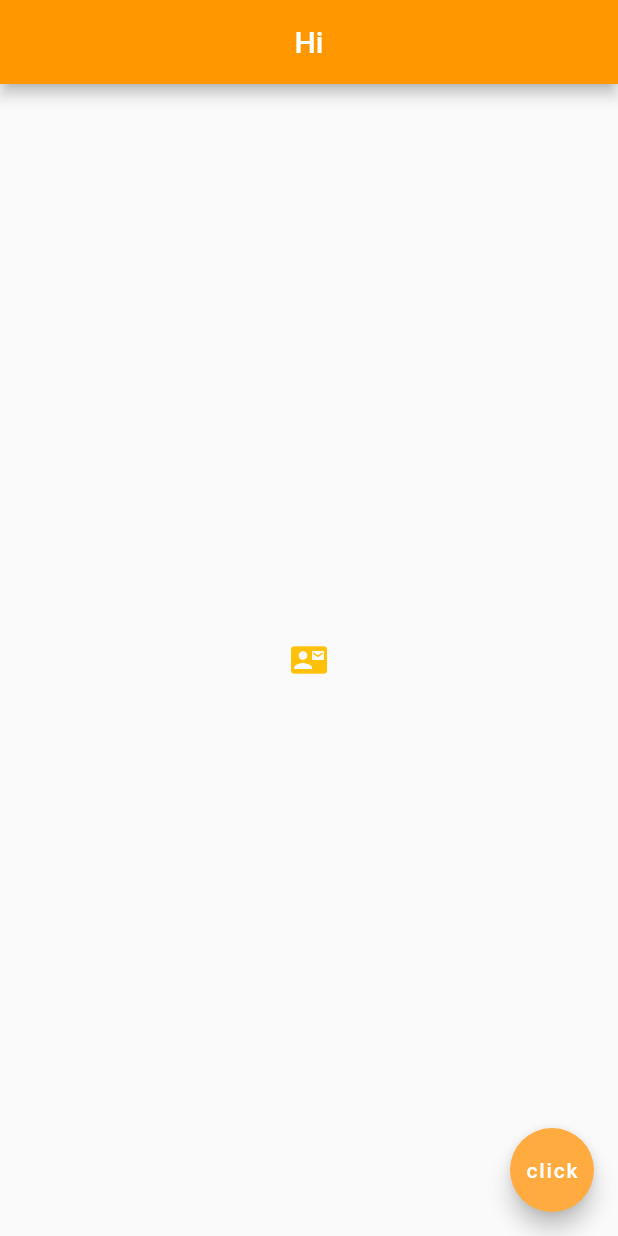
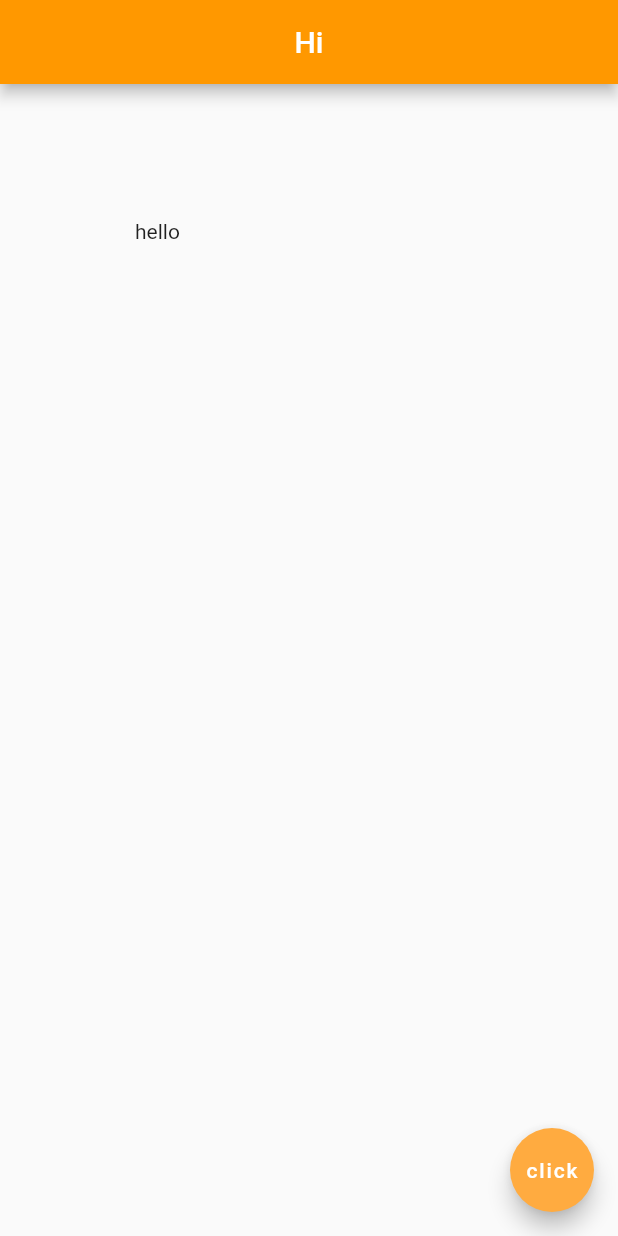
Before and after one commit to bql20000/flutter-course, a Flutter app: the screen it shows after launch, on a phone screen of 412 x 824 dp. Run offline on Flutter 3.47's test engine with Material 2 defaults, Android fonts, the phone set to English and light mode, and no system bars.

Commit message:
Layout, Container, Padding, Margin

```diff
--- a/lib/main.dart
+++ b/lib/main.dart
@@ -13,27 +13,16 @@ class Home extends StatelessWidget {
         centerTitle: true,
         backgroundColor: Colors.orange,
       ),
-      body: Center(
-          // child: Icon(
-          //   Icons.wb_sunny_rounded,
-          //   color: Colors.green,
-          //   size: 50.0,
-          // ),
-          // child: RaisedButton.icon(
-          //   onPressed: () {
-          //     print('You clicked me');
-          //   },
-          //   icon: Icon(
-          //     Icons.mail,
-          //   ),
-          //   label: Text('mail me'),
-          //   color: Colors.lightBlue
-          // )
-          child: IconButton(
-            onPressed: () {},
-            icon: Icon(Icons.contact_mail),
-            color: Colors.amber,
-          )
+      // body: Container(
+      //   padding: EdgeInsets.fromLTRB(10, 20, 30, 40),
+      //   margin: EdgeInsets.all(30),
+      //   color: Colors.grey[400],
+      //   child: Text('Hello')
+      // ),
+      body: Padding(
+        padding: EdgeInsets.all(90),
+        // margin: EdgeInsets.all(30)   # error
+        child: Text('hello'),
       ),
       floatingActionButton: FloatingActionButton(
         onPressed: () {},
```
